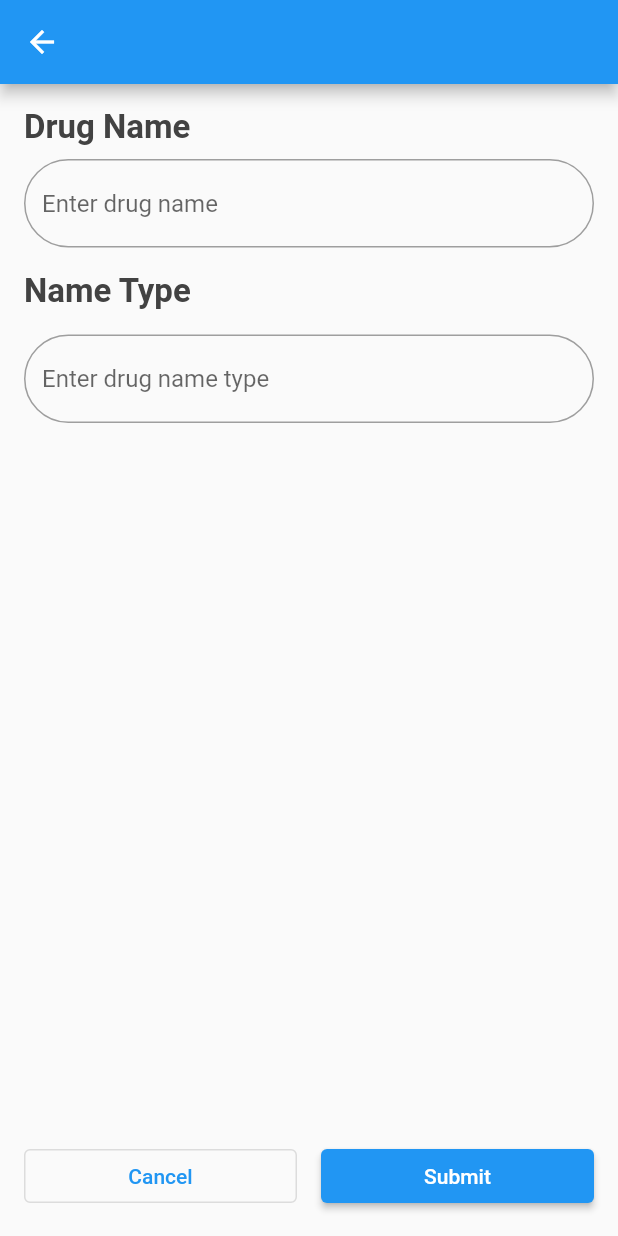
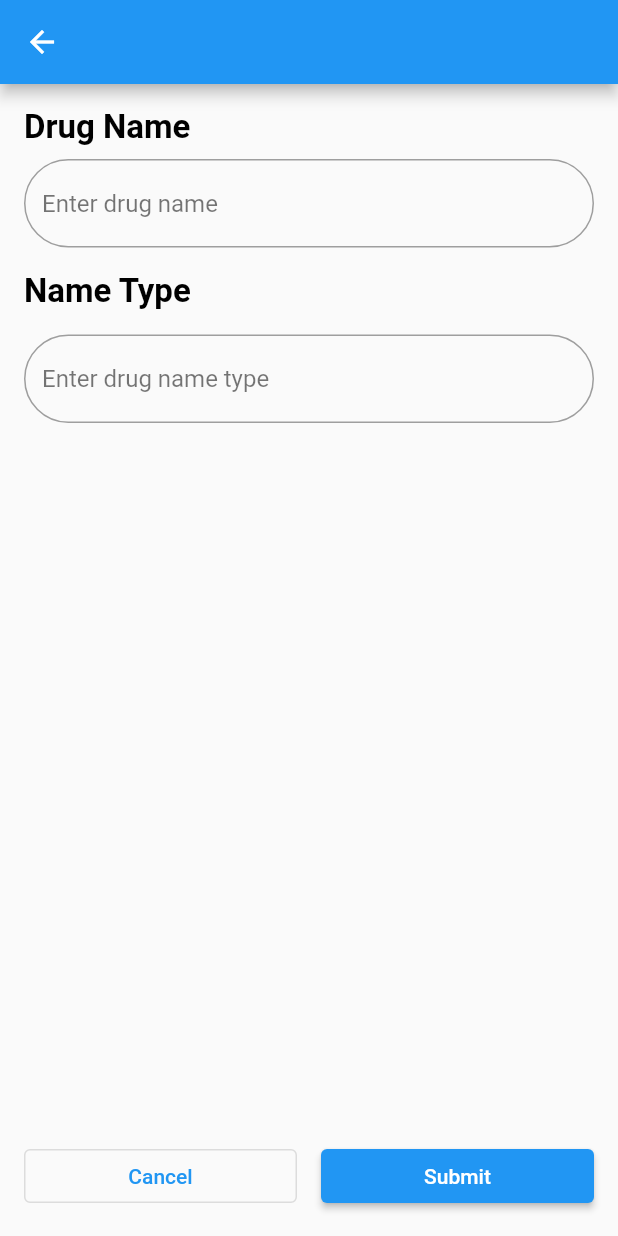
Before and after one commit to chiekkored/medicine_app, a Flutter app: the MedicineFormScreen screen opened directly, on a phone screen of 412 x 824 dp. Run offline on Flutter 3.47's test engine with Material 2 defaults, Android fonts, the phone set to English and light mode, and no system bars; our stand-ins replace flutter_slidable, shared_preferences; accounts and stored records are empty; network calls fail.

Commit message:
Dark Mode feature

```diff
--- /dev/null
+++ b/lib/utilities/constants/theme_constant.dart
@@ -0,0 +1,18 @@
+import 'package:flutter/material.dart';
+import 'package:medicine_app/utilities/constants/color_constant.dart';
+
+class CTheme {
+  static ThemeData lightTheme = ThemeData(
+      floatingActionButtonTheme:
+          const FloatingActionButtonThemeData(backgroundColor: CColors.blue));
+  static ThemeData darkTheme = ThemeData(
+    scaffoldBackgroundColor: Colors.grey[850],
+    floatingActionButtonTheme:
+        const FloatingActionButtonThemeData(backgroundColor: Colors.blue),
+    drawerTheme: DrawerThemeData(backgroundColor: Colors.grey[850]),
+    textTheme: const TextTheme(
+        labelMedium: TextStyle(color: Colors.white70),
+        labelLarge: TextStyle(color: Colors.white70),
+        bodySmall: TextStyle(color: Colors.white30)),
+  );
+}
--- a/lib/views/commons/text_common.dart
+++ b/lib/views/commons/text_common.dart
@@ -17,10 +17,10 @@ class CustomTextBold extends StatelessWidget {
   Widget build(BuildContext context) {
     return Text(
       text,
-      style: TextStyle(
-          fontSize: fontSize,
-          fontWeight: FontWeight.bold,
-          color: Colors.grey[800]),
+      style: Theme.of(context).textTheme.labelMedium!.copyWith(
+            fontWeight: FontWeight.bold,
+            fontSize: fontSize,
+          ),
     );
   }
 }
@@ -42,7 +42,9 @@ class CustomTextNormal extends StatelessWidget {
   Widget build(BuildContext context) {
     return Text(
       text,
-      style: TextStyle(fontSize: fontSize, color: Colors.grey[800]),
+      style: Theme.of(context).textTheme.labelMedium!.copyWith(
+            fontSize: fontSize,
+          ),
     );
   }
 }
--- a/lib/views/commons/textfield_common.dart
+++ b/lib/views/commons/textfield_common.dart
@@ -30,8 +30,14 @@ class CustomTextFormField extends StatelessWidget {
       controller: textFieldController,
       onTap: onTap,
       readOnly: readOnly,
+      style: Theme.of(context).textTheme.labelMedium!.copyWith(
+            fontSize: 16.0,
+          ),
       decoration: InputDecoration(
         hintText: hintText,
+        hintStyle: Theme.of(context).textTheme.bodySmall!.copyWith(
+              fontSize: 16.0,
+            ),
         enabledBorder: OutlineInputBorder(
           borderRadius: BorderRadius.circular(32.0),
           borderSide: const BorderSide(
--- a/lib/views/screens/home/home_screen.dart
+++ b/lib/views/screens/home/home_screen.dart
@@ -109,7 +109,10 @@ class HomeScreen extends StatelessWidget {
           mainAxisSize: MainAxisSize.max,
           mainAxisAlignment: MainAxisAlignment.end,
           children: const [
-            Text("Developed by: Chiekko Red Alino"),
+            CustomTextNormal(
+              text: "Developed by: Chiekko Red Alino",
+              fontSize: 16.0,
+            ),
           ],
         ),
       ),
```
Also changed, not shown: lib/main.dart (+5 -2 lines), 1 other file.
